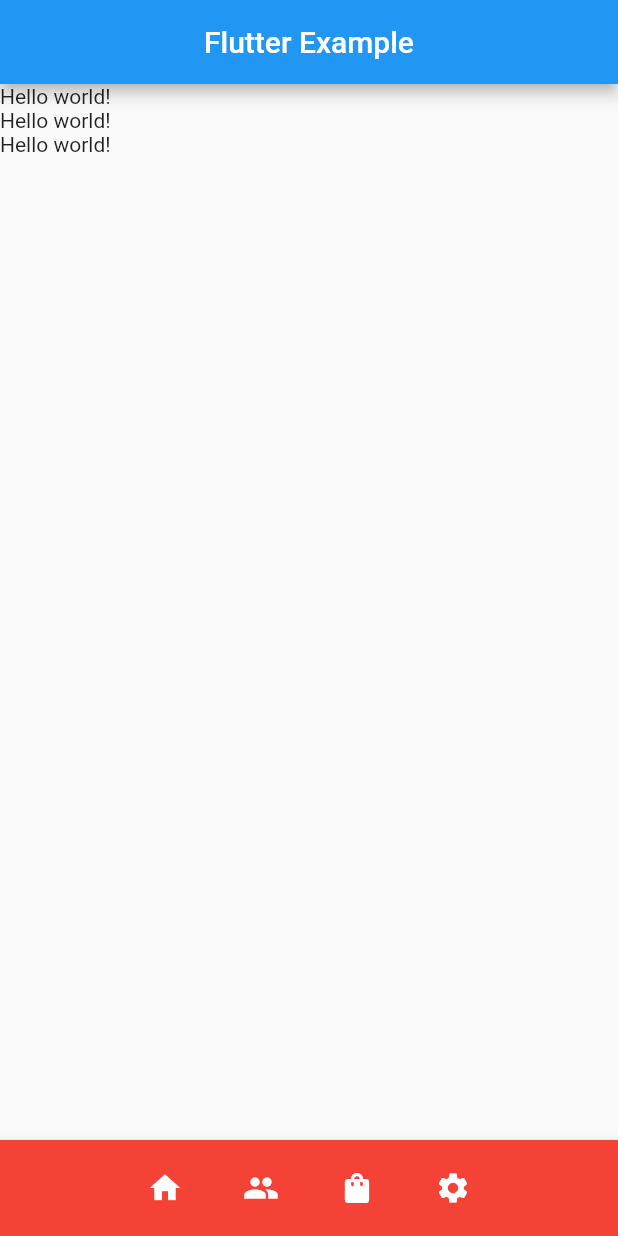
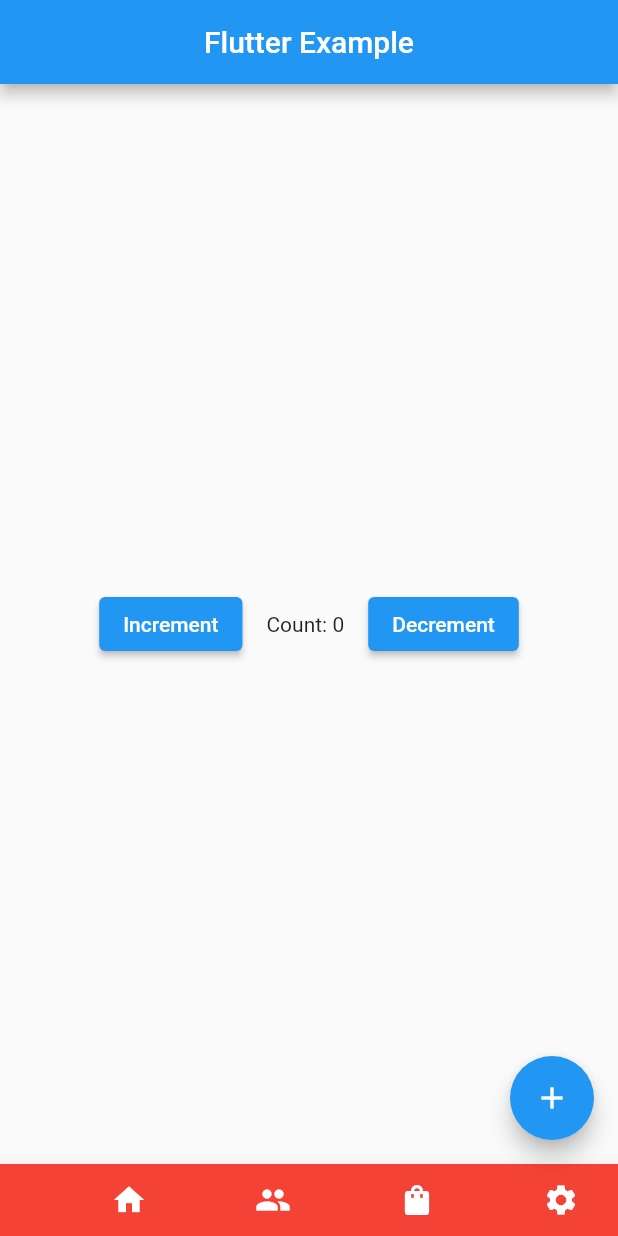
Before and after one commit to shamimcse1/Flutter-App-Example, a Flutter app: the screen it shows after launch, on a phone screen of 412 x 824 dp. Run offline on Flutter 3.47's test engine with Material 2 defaults, Android fonts, the phone set to English and light mode, and no system bars.

Commit message:
Add OnClick

```diff
--- a/lib/main.dart
+++ b/lib/main.dart
@@ -17,14 +17,13 @@ class MyApp extends StatelessWidget {
         // ignore: prefer_const_constructors
         title: Text("Flutter Example"),
       ),
-      // ignore: prefer_const_constructors
-      body: Column(
-        // ignore: prefer_const_literals_to_create_immutables
-        children: [
-          Text("Hello world!"),
-          Text("Hello world!"),
-          Text("Hello world!"),
-        ],
+      body: Center(
+        child: Counter(),
+      ),
+      floatingActionButton: const FloatingActionButton(
+        tooltip: 'Add',
+        onPressed: null,
+        child: Icon(Icons.add),
       ),
       bottomNavigationBar: BottomAppBar(
           color: Colors.red,
@@ -36,27 +35,76 @@ class MyApp extends StatelessWidget {
                   icon: Icon(Icons.home),
                   color: Colors.white,
                   tooltip: "Home",
-                  padding: const EdgeInsets.all(20.00)),
+                  padding: const EdgeInsets.symmetric(
+                      horizontal: 60.00, vertical: 0.0)),
               IconButton(
                 onPressed: () {},
                 icon: Icon(Icons.people),
                 color: Colors.white,
                 tooltip: "Profile",
-                  padding: const EdgeInsets.all(20.00)),
+
+                //padding: const EdgeInsets.all(20.00)
+              ),
               IconButton(
                 onPressed: () {},
                 icon: Icon(Icons.shopping_bag),
                 color: Colors.white,
                 tooltip: "Cart",
-                  padding: const EdgeInsets.all(20.00)),
+                padding: const EdgeInsets.symmetric(
+                    horizontal: 60.00, vertical: 0.0),
+                //padding: const EdgeInsets.all(20.00)
+              ),
               IconButton(
                 onPressed: () {},
                 icon: Icon(Icons.settings),
                 color: Colors.white,
                 tooltip: "Settings",
-                  padding: const EdgeInsets.all(20.00)),
+
+                // padding: const EdgeInsets.all(20.00)
+              ),
             ],
           )),
     ));
   }
 }
+
+class Counter extends StatefulWidget {
+  Counter({Key? key}) : super(key: key);
+
+  @override
+  State<Counter> createState() => _counterState();
+}
+
+class _counterState extends State<Counter> {
+  int number = 0;
+
+  void increments() {
+    setState(() {
+      number++;
+    });
+  }
+
+  void decrements() {
+    setState(() {
+      if (number > 0) {
+        number--;
+      }
+    });
+  }
+
+  @override
+  Widget build(BuildContext context) {
+    return Row(
+      mainAxisAlignment: MainAxisAlignment.center,
+      children: <Widget>[
+        ElevatedButton(onPressed: increments, child: Text("Increment")),
+        const SizedBox(width: 16),
+        Text('Count: $number'),
+        Padding(
+          padding: EdgeInsets.all(8.0),
+        ),
+        ElevatedButton(onPressed: decrements, child: Text("Decrement")),
+      ],
+    );
+  }
+}
```
Lines whose indentation alone changed are shown as unchanged.
